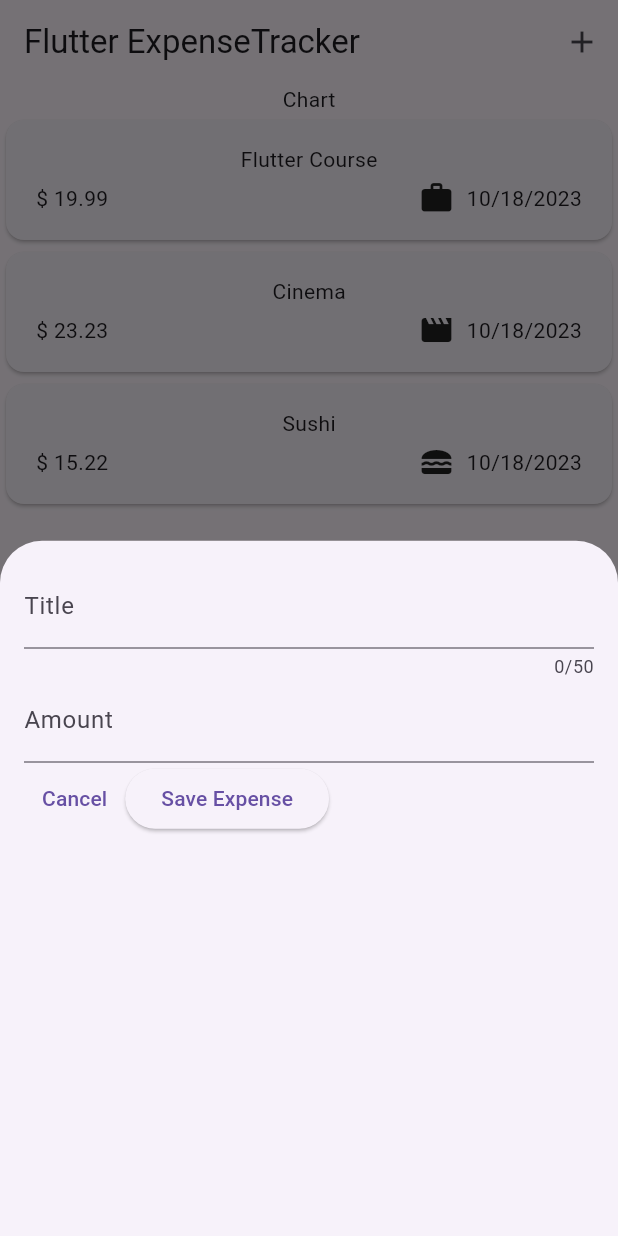
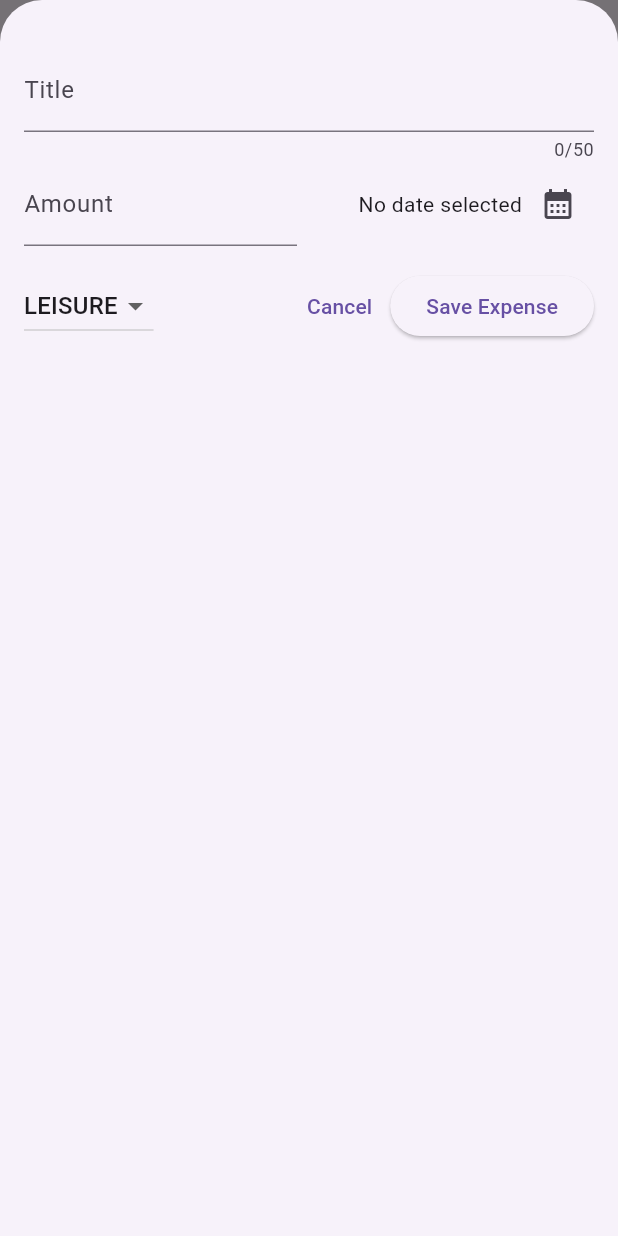
Before and after one commit to eml-bin/flutter-course-samples, a Flutter app: the screen it shows after launch, after a tap on the "add" icon, on a phone screen of 412 x 824 dp. Run offline on Flutter 3.47's test engine with Material 2 defaults, Android fonts, the phone set to English and light mode, and no system bars.

Commit message:
Adding new functionality, add new items to expense list

```diff
--- a/interactive_app/lib/models/expense.dart
+++ b/interactive_app/lib/models/expense.dart
@@ -24,8 +24,7 @@ class Expense {
     required this.amount,
     required this.date,
     required this.category,
-  }) : id = uuid.v4();
-  // The line above initialize a parameter that not receives in constructor
+  }) : id = uuid.v4(); // initialize a parameter that not receives in constructor
 
   final String id;
   final String title;
--- a/interactive_app/lib/widgets/expenses.dart
+++ b/interactive_app/lib/widgets/expenses.dart
@@ -1,6 +1,6 @@
 import 'package:flutter/material.dart';
-import 'package:interactive_app/widgets/expenses_list/exprenses_list.dart';
-import 'package:interactive_app/models/Expense.dart';
+import 'package:interactive_app/widgets/expenses_list/expenses_list.dart';
+import 'package:interactive_app/models/expense.dart';
 import 'package:interactive_app/widgets/new_expense.dart';
 
 class Expenses extends StatefulWidget {
@@ -43,9 +43,16 @@ class _ExpensesState extends State<Expenses> {
     //    * The builder property normally expects a Widget builder function
     //        * ctx. It's the context for the overlay builder
     showModalBottomSheet(
+      isScrollControlled: true, // Make this overlay take the full abailable height
       context: context,
-      builder: (ctx) => const NewExpense(),
+      builder: (ctx) => NewExpense(onAddExpense: _addExpense),
     );
+  }
+
+  void _addExpense(Expense expense) {
+    setState(() {
+      _registeredExpenses.add(expense);
+    });
   }
 
   @override
--- a/interactive_app/lib/widgets/expenses_list/expenses_item.dart
+++ b/interactive_app/lib/widgets/expenses_list/expenses_item.dart
@@ -1,5 +1,5 @@
 import 'package:flutter/material.dart';
-import 'package:interactive_app/models/Expense.dart';
+import 'package:interactive_app/models/expense.dart';
 
 class ExpenseItem extends StatelessWidget {
   const ExpenseItem(this.expense, {super.key});
--- a/interactive_app/lib/widgets/expenses_list/exprenses_list.dart
+++ b/interactive_app/lib/widgets/expenses_list/expenses_list.dart
@@ -1,5 +1,5 @@
 import 'package:flutter/material.dart';
-import 'package:interactive_app/models/Expense.dart';
+import 'package:interactive_app/models/expense.dart';
 import 'package:interactive_app/widgets/expenses_list/expenses_item.dart';
 
 // Use for output/render a ExpensesList
--- a/interactive_app/lib/widgets/new_expense.dart
+++ b/interactive_app/lib/widgets/new_expense.dart
@@ -1,7 +1,10 @@
 import 'package:flutter/material.dart';
+import 'package:interactive_app/models/expense.dart';
 
 class NewExpense extends StatefulWidget {
-  const NewExpense({super.key});
+  const NewExpense({super.key, required this.onAddExpense});
+
+  final void Function(Expense expense) onAddExpense;
 
   @override
   State<NewExpense> createState() {
@@ -16,6 +19,9 @@ class _NewExpenseState extends State<NewExpense> {
   final _titleController = TextEditingController();
 
   final _amountController = TextEditingController();
+
+  DateTime? _selectedDate;
+  Category _selectedCategory = Category.leisure;
 
   // Dispose it's a lifecycle State Widget event, occurs when the widget removed from UI
   // * Only <State> classes can implement dispose event
@@ -37,10 +43,72 @@ class _NewExpenseState extends State<NewExpense> {
   // }
   */
 
+  // Function to show date picker overlay and set de date user-input value
+  void _presentDaterPicker() async {
+    final now = DateTime.now();
+    final firstDate = DateTime(now.year - 1, now.month, now.day);
+
+    // showDatePicker uses <Future> objects, that is like a Promise
+    final pickedDate = await showDatePicker(
+      context: context,
+      initialDate: now,
+      firstDate: firstDate,
+      lastDate: now,
+    );
+
+    setState(() {
+      _selectedDate = pickedDate;
+    });
+  }
+
+  void _submitExpenseData() {
+    // Try to parse amount valueController to double
+    final enteredAmount = double.tryParse(_amountController.text);
+
+    // Validate if amount-value is valid after parse
+    final amountIsInvalid = enteredAmount == null || enteredAmount <= 0;
+
+    // Validate if some value its incorrect
+    if (_titleController.text.trim().isEmpty ||
+        amountIsInvalid ||
+        _selectedDate == null) {
+      // show error message
+      showDialog(
+        context: context,
+        builder: (ctx) => AlertDialog(
+          title: const Text("Invalid Input"),
+          content: const Text(
+              "Please make sure a valid title, amount, and category was entered"),
+          actions: [
+            TextButton(
+              onPressed: () {
+                Navigator.pop(ctx);
+              },
+              child: const Text("OK"),
+            )
+          ],
+        ),
+      );
+
+      return;
+    }
+
+    widget.onAddExpense(
+      Expense(
+        title: _titleController.text,
+        amount: enteredAmount,
+        date: _selectedDate!,
+        category: _selectedCategory,
+      ),
+    );
+
+    Navigator.pop(context);
+  }
+
   @override
   Widget build(BuildContext context) {
     return Padding(
-      padding: const EdgeInsets.all(16),
+      padding: const EdgeInsets.fromLTRB(16, 32, 16, 16), // Select padding of all directions
       child: Column(
         children: [
           TextField(
@@ -59,7 +127,10 @@ class _NewExpenseState extends State<NewExpense> {
               label: Text("Title"),
             ),
           ),
-          TextField(
+          Row(
+            children: [
+              Expanded(
+                child: TextField(
                   controller: _amountController,
                   keyboardType: TextInputType.number,
                   decoration: const InputDecoration(
@@ -67,8 +138,60 @@ class _NewExpenseState extends State<NewExpense> {
                     label: Text("Amount"),
                   ),
                 ),
+              ),
+              const SizedBox(width: 16),
+              Expanded(
+                child: Row(
+                  mainAxisAlignment: MainAxisAlignment.end,
+                  crossAxisAlignment: CrossAxisAlignment.center,
+                  children: [
+                    // _selectedDate!, the exclamation mark "!" assumes that value never be null
+                    Text(
+                      _selectedDate == null
+                          ? "No date selected"
+                          : formatter.format(_selectedDate!),
+                    ),
+                    IconButton(
+                      onPressed: _presentDaterPicker,
+                      icon: const Icon(Icons.calendar_month),
+                    )
+                  ],
+                ),
+              )
+            ],
+          ),
+          const SizedBox(
+            height: 16,
+          ),
           Row(
             children: [
+              // DropdownButton.
+              //    * onChanged use a dynamic value inside function (it's the selected value of list)
+              DropdownButton(
+                value: _selectedCategory,
+                items: Category.values
+                    .map(
+                      // DropdownMenuItem. Necessary to fill a DropdownButton
+                      (category) => DropdownMenuItem(
+                        value: category, // Value of DropdownMenuItem
+                        child: Text(
+                          // Widget to render (UI)
+                          category.name.toUpperCase(),
+                        ),
+                      ),
+                    )
+                    .toList(), // Map transformed to List, required by DropdownButton
+                onChanged: (value) {
+                  if (value == null) {
+                    return;
+                  }
+
+                  setState(() {
+                    _selectedCategory = value;
+                  });
+                },
+              ),
+              const Spacer(),
               TextButton(
                 onPressed: () {
                   // Removes the overlay, the context its a necessary parameter
@@ -77,10 +200,7 @@ class _NewExpenseState extends State<NewExpense> {
                 child: const Text("Cancel"),
               ),
               ElevatedButton(
-                onPressed: () {
-                  print(_titleController.text);
-                  print(_amountController.text);
-                },
+                onPressed: _submitExpenseData,
                 child: const Text("Save Expense"),
               )
             ],
```
Also changed, not shown: 1 other file. Lines whose indentation alone changed are shown as unchanged.
